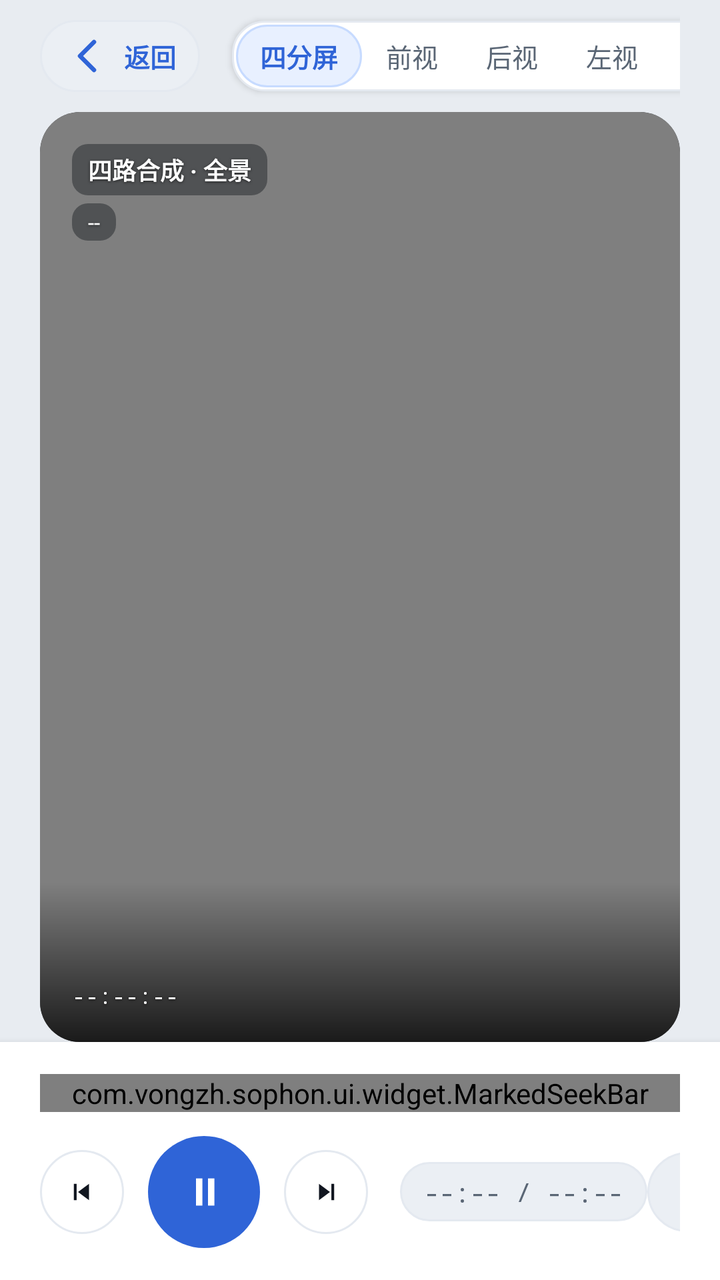
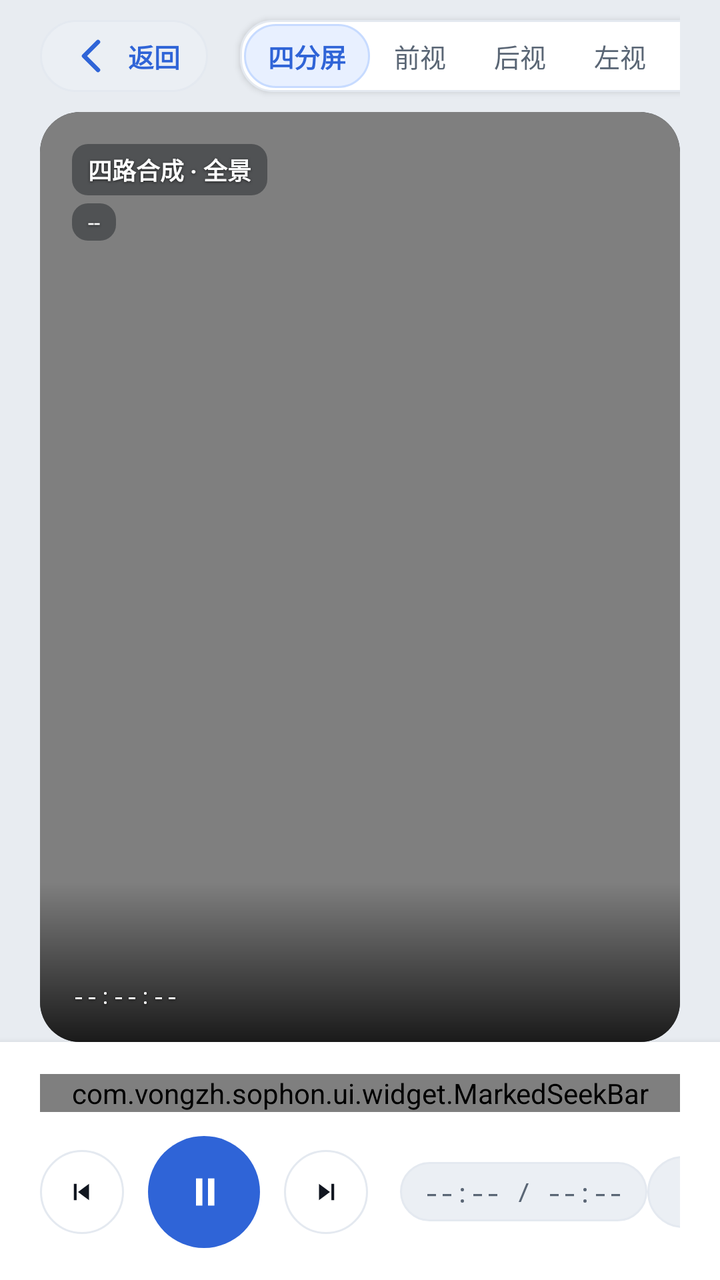

Compare the two renders of this Android layout. The source of the first and the diff that turns it into the second are given below.
<!-- AndroidManifest.xml: application theme Theme.Sophon -->
<!-- res/layout/activity_quad_sync_player.xml -->
<?xml version="1.0" encoding="utf-8"?>
<LinearLayout xmlns:android="http://schemas.android.com/apk/res/android"
    android:layout_width="match_parent"
    android:layout_height="match_parent"
    android:background="@color/sp_page"
    android:orientation="vertical">

    
    <LinearLayout
        android:layout_width="match_parent"
        android:layout_height="56dp"
        android:gravity="center_vertical"
        android:orientation="horizontal"
        android:paddingStart="@dimen/sp_s_20"
        android:paddingEnd="@dimen/sp_s_20">

        <TextView
            android:id="@+id/btn_player_back"
            android:layout_width="wrap_content"
            android:layout_height="wrap_content"
            android:layout_marginEnd="@dimen/sp_s_16"
            android:background="@drawable/sp_bg_pill"
            android:drawableStart="@drawable/ic_action_back"
            android:drawablePadding="@dimen/sp_s_6"
            android:drawableTint="@color/sp_ac"
            android:gravity="center_vertical"
            android:paddingHorizontal="@dimen/sp_s_12"
            android:paddingVertical="@dimen/sp_s_6"
            android:text="返回"
            android:textColor="@color/sp_ac"
            android:textSize="@dimen/sp_t_label"
            android:textStyle="bold" />

        <LinearLayout
            android:layout_width="0dp"
            android:layout_height="wrap_content"
            android:layout_weight="1"
            android:orientation="vertical">

            <TextView
                android:id="@+id/tv_player_title"
                android:layout_width="wrap_content"
                android:layout_height="wrap_content"
                android:text="四路同步事件回放"
                android:textColor="@color/sp_tx"
                android:textSize="@dimen/sp_t_subtitle"
                android:textStyle="bold" />

            <TextView
                android:id="@+id/tv_player_subtitle"
                android:layout_width="wrap_content"
                android:layout_height="wrap_content"
                android:layout_marginTop="2dp"
                android:text="等待载入视频源"
                android:textAppearance="@style/TextAppearance.Sophon.Caption" />
        </LinearLayout>

        
        <LinearLayout
            android:layout_width="wrap_content"
            android:layout_height="wrap_content"
            android:background="@drawable/sp_bg_card"
            android:elevation="@dimen/sp_elev_1"
            android:orientation="horizontal"
            android:padding="2dp">

            <TextView
                android:id="@+id/btn_view_quad"
                android:layout_width="wrap_content"
                android:layout_height="wrap_content"
                android:background="@drawable/sp_bg_pill_accent"
                android:paddingHorizontal="@dimen/sp_s_12"
                android:paddingVertical="@dimen/sp_s_6"
                android:text="四分屏"
                android:textColor="@color/sp_ac"
                android:textSize="@dimen/sp_t_label"
                android:textStyle="bold" />

            <TextView
                android:id="@+id/btn_view_front"
                android:layout_width="wrap_content"
                android:layout_height="wrap_content"
                android:paddingHorizontal="@dimen/sp_s_12"
                android:paddingVertical="@dimen/sp_s_6"
                android:text="前视"
                android:textColor="@color/sp_tx2"
                android:textSize="@dimen/sp_t_label" />

            <TextView
                android:id="@+id/btn_view_back"
                android:layout_width="wrap_content"
                android:layout_height="wrap_content"
                android:paddingHorizontal="@dimen/sp_s_12"
                android:paddingVertical="@dimen/sp_s_6"
                android:text="后视"
                android:textColor="@color/sp_tx2"
                android:textSize="@dimen/sp_t_label" />

            <TextView
                android:id="@+id/btn_view_left"
                android:layout_width="wrap_content"
                android:layout_height="wrap_content"
                android:paddingHorizontal="@dimen/sp_s_12"
                android:paddingVertical="@dimen/sp_s_6"
                android:text="左视"
                android:textColor="@color/sp_tx2"
                android:textSize="@dimen/sp_t_label" />

            <TextView
                android:id="@+id/btn_view_right"
                android:layout_width="wrap_content"
                android:layout_height="wrap_content"
                android:paddingHorizontal="@dimen/sp_s_12"
                android:paddingVertical="@dimen/sp_s_6"
                android:text="右视"
                android:textColor="@color/sp_tx2"
                android:textSize="@dimen/sp_t_label" />
        </LinearLayout>
    </LinearLayout>

    
    <FrameLayout
        android:id="@+id/player_video_container"
        android:layout_width="match_parent"
        android:layout_height="0dp"
        android:layout_marginHorizontal="@dimen/sp_s_20"
        android:layout_weight="1"
        android:background="@drawable/sp_bg_quad_frame"
        android:clipToOutline="true">

        <VideoView
            android:id="@+id/video_view_main"
            android:layout_width="match_parent"
            android:layout_height="match_parent"
            android:layout_gravity="center" />

        
        <LinearLayout
            android:layout_width="match_parent"
            android:layout_height="wrap_content"
            android:layout_marginStart="@dimen/sp_s_16"
            android:layout_marginTop="@dimen/sp_s_16"
            android:orientation="vertical">

            <TextView
                android:id="@+id/tv_player_osd_cam"
                android:layout_width="wrap_content"
                android:layout_height="wrap_content"
                android:background="@drawable/sp_bg_osd_chip"
                android:paddingHorizontal="@dimen/sp_s_8"
                android:paddingVertical="@dimen/sp_s_4"
                android:text="四路合成 · 全景"
                android:textAppearance="@style/TextAppearance.Sophon.Osd"
                android:textStyle="bold" />

            <TextView
                android:id="@+id/tv_player_osd_specs"
                android:layout_width="wrap_content"
                android:layout_height="wrap_content"
                android:layout_marginTop="@dimen/sp_s_4"
                android:background="@drawable/sp_bg_osd_chip"
                android:paddingHorizontal="@dimen/sp_s_8"
                android:paddingVertical="@dimen/sp_s_2"
                android:text="--"
                android:textAppearance="@style/TextAppearance.Sophon.Osd"
                android:textSize="@dimen/sp_t_micro" />
        </LinearLayout>

        
        <View
            android:layout_width="match_parent"
            android:layout_height="80dp"
            android:layout_gravity="bottom"
            android:background="@drawable/sp_grad_bottom_scrim" />

        
        <TextView
            android:id="@+id/tv_player_osd_timestamp"
            android:layout_width="wrap_content"
            android:layout_height="wrap_content"
            android:layout_gravity="bottom|start"
            android:layout_marginStart="@dimen/sp_s_16"
            android:layout_marginBottom="@dimen/sp_s_16"
            android:fontFamily="monospace"
            android:text="--:--:--"
            android:textAppearance="@style/TextAppearance.Sophon.Osd"
            android:textSize="@dimen/sp_t_micro" />
    </FrameLayout>

    
    <LinearLayout
        android:layout_width="match_parent"
        android:layout_height="wrap_content"
        android:background="@color/sp_surf"
        android:elevation="@dimen/sp_elev_2"
        android:orientation="vertical"
        android:paddingHorizontal="@dimen/sp_s_20"
        android:paddingTop="@dimen/sp_s_16"
        android:paddingBottom="@dimen/sp_s_16">

        
        <com.vongzh.sophon.ui.widget.MarkedSeekBar
            android:id="@+id/player_seek_bar"
            android:layout_width="match_parent"
            android:layout_height="wrap_content" />

        
        <LinearLayout
            android:layout_width="match_parent"
            android:layout_height="wrap_content"
            android:layout_marginTop="@dimen/sp_s_12"
            android:gravity="center_vertical"
            android:orientation="horizontal">

            <ImageView
                android:id="@+id/btn_prev_marker"
                android:layout_width="@dimen/sp_glass_btn"
                android:layout_height="@dimen/sp_glass_btn"
                android:background="@drawable/sp_bg_circle_glass"
                android:contentDescription="上一个标记"
                android:foreground="?android:attr/selectableItemBackgroundBorderless"
                android:padding="14dp"
                android:src="@drawable/ic_media_prev"
                android:tint="@color/sp_tx" />

            <ImageView
                android:id="@+id/btn_play_pause"
                android:layout_width="56dp"
                android:layout_height="56dp"
                android:layout_marginHorizontal="@dimen/sp_s_12"
                android:background="@drawable/sp_bg_circle_btn"
                android:contentDescription="播放 / 暂停"
                android:foreground="?android:attr/selectableItemBackgroundBorderless"
                android:padding="16dp"
                android:src="@drawable/ic_media_pause"
                android:tint="@color/sp_osd_tx" />

            <ImageView
                android:id="@+id/btn_next_marker"
                android:layout_width="@dimen/sp_glass_btn"
                android:layout_height="@dimen/sp_glass_btn"
                android:background="@drawable/sp_bg_circle_glass"
                android:contentDescription="下一个标记"
                android:foreground="?android:attr/selectableItemBackgroundBorderless"
                android:padding="14dp"
                android:src="@drawable/ic_media_next"
                android:tint="@color/sp_tx" />

            <TextView
                android:id="@+id/tv_time_progress"
                android:layout_width="wrap_content"
                android:layout_height="wrap_content"
                android:layout_marginStart="@dimen/sp_s_16"
                android:background="@drawable/sp_bg_pill"
                android:fontFamily="monospace"
                android:paddingHorizontal="@dimen/sp_s_12"
                android:paddingVertical="@dimen/sp_s_6"
                android:text="--:-- / --:--"
                android:textAppearance="@style/TextAppearance.Sophon.Label" />

            <View
                android:layout_width="0dp"
                android:layout_height="1dp"
                android:layout_weight="1" />

            <TextView
                android:id="@+id/btn_clip_video"
                android:layout_width="wrap_content"
                android:layout_height="wrap_content"
                android:layout_marginEnd="@dimen/sp_s_12"
                android:background="@drawable/sp_bg_pill"
                android:drawableStart="@drawable/ic_clip_scissors"
                android:drawablePadding="@dimen/sp_s_6"
                android:drawableTint="@color/sp_ac"
                android:paddingHorizontal="@dimen/sp_s_16"
                android:paddingVertical="@dimen/sp_s_8"
                android:text="截取取证"
                android:textColor="@color/sp_ac"
                android:textSize="@dimen/sp_t_label"
                android:textStyle="bold" />

            <TextView
                android:id="@+id/btn_play_speed"
                android:layout_width="wrap_content"
                android:layout_height="wrap_content"
                android:background="@drawable/sp_bg_pill"
                android:paddingHorizontal="@dimen/sp_s_16"
                android:paddingVertical="@dimen/sp_s_8"
                android:text="1.0x"
                android:textColor="@color/sp_tx2"
                android:textSize="@dimen/sp_t_label"
                android:textStyle="bold" />
        </LinearLayout>
    </LinearLayout>

</LinearLayout>
<!-- resources referenced by this layout -->
<resources>
  <color name="sp_ac">#FF2F64D7</color>
  <color name="sp_osd_tx">#FFFFFFFF</color>
  <color name="sp_page">#FFE8ECF1</color>
  <color name="sp_surf">#FFFFFFFF</color>
  <color name="sp_tx">#FF111620</color>
  <color name="sp_tx2">#FF5A6675</color>
  <dimen name="sp_elev_1">2dp</dimen>
  <dimen name="sp_elev_2">6dp</dimen>
  <dimen name="sp_glass_btn">42dp</dimen>
  <dimen name="sp_s_12">12dp</dimen>
  <dimen name="sp_s_16">16dp</dimen>
  <dimen name="sp_s_2">2dp</dimen>
  <dimen name="sp_s_20">20dp</dimen>
  <dimen name="sp_s_4">4dp</dimen>
  <dimen name="sp_s_6">6dp</dimen>
  <dimen name="sp_s_8">8dp</dimen>
  <dimen name="sp_t_label">13sp</dimen>
  <dimen name="sp_t_micro">11sp</dimen>
  <dimen name="sp_t_subtitle">15sp</dimen>
  <!-- drawable sp_bg_circle_btn (drawable) -->
  <?xml version="1.0" encoding="utf-8"?>
  <ripple xmlns:android="http://schemas.android.com/apk/res/android"
      android:color="@color/sp_acring">
      <item>
          <shape android:shape="oval">
              <solid android:color="@color/sp_ac" />
          </shape>
      </item>
  </ripple>
  <!-- drawable sp_bg_osd_chip (drawable) -->
  <?xml version="1.0" encoding="utf-8"?>
  <shape xmlns:android="http://schemas.android.com/apk/res/android"
      android:shape="rectangle">
      <corners android:radius="@dimen/sp_r_chip" />
      <solid android:color="@color/sp_osd_bg" />
  </shape>
  <!-- drawable sp_bg_pill (drawable) -->
  <?xml version="1.0" encoding="utf-8"?>
  <shape xmlns:android="http://schemas.android.com/apk/res/android"
      android:shape="rectangle">
      <corners android:radius="@dimen/sp_r_pill" />
      <solid android:color="@color/sp_surf3" />
      <stroke
          android:width="1dp"
          android:color="@color/sp_line" />
  </shape>
  <!-- drawable sp_bg_pill_accent (drawable) -->
  <?xml version="1.0" encoding="utf-8"?>
  <shape xmlns:android="http://schemas.android.com/apk/res/android"
      android:shape="rectangle">
      <corners android:radius="@dimen/sp_r_pill" />
      <solid android:color="@color/sp_acbg" />
      <stroke
          android:width="1dp"
          android:color="@color/sp_acln" />
  </shape>
  <!-- drawable sp_bg_quad_frame (drawable) -->
  <?xml version="1.0" encoding="utf-8"?>
  <shape xmlns:android="http://schemas.android.com/apk/res/android"
      android:shape="rectangle">
      <corners android:radius="@dimen/sp_r_quad" />
      <solid android:color="@color/sp_quad_seam" />
  </shape>
  <!-- drawable sp_grad_bottom_scrim (drawable) -->
  <?xml version="1.0" encoding="utf-8"?>
  <shape xmlns:android="http://schemas.android.com/apk/res/android"
      android:shape="rectangle">
      <gradient
          android:angle="270"
          android:endColor="#CC000000"
          android:startColor="#00000000" />
  </shape>
  <style name="TextAppearance.Sophon.Caption" parent="android:TextAppearance">
          <item name="android:textSize">@dimen/sp_t_caption</item>
          <item name="android:textColor">@color/sp_tx3</item>
      </style>
  <style name="TextAppearance.Sophon.Label" parent="android:TextAppearance">
          <item name="android:textSize">@dimen/sp_t_label</item>
          <item name="android:textColor">@color/sp_tx2</item>
      </style>
  <color name="flyme_cyan">@color/sp_ac</color>
  <dimen name="sp_r_card">16dp</dimen>
  <color name="sp_line">#FFE4E9F0</color>
  <color name="sp_acring">#333572F4</color>
  <color name="sp_glass">#CCFFFFFF</color>
  <dimen name="sp_r_chip">8dp</dimen>
  <color name="sp_osd_bg">#660A0F16</color>
  <dimen name="sp_r_pill">100dp</dimen>
  <color name="sp_surf3">#FFEBEFF4</color>
  <color name="sp_acbg">#FFE8F0FF</color>
  <color name="sp_acln">#FFC7DBFF</color>
  <dimen name="sp_r_quad">20dp</dimen>
  <color name="sp_quad_seam">#FF0A0F16</color>
  <dimen name="sp_t_caption">12sp</dimen>
  <color name="sp_tx3">#FF636B78</color>
  <color name="sp_ac2">#FF2557C8</color>
  <color name="sp_dg">#FFD92D20</color>
  <!-- unchanged entries left out for length: 9 -->
</resources>

<!-- the commit's change to res/layout/activity_quad_sync_player.xml (unified diff, before → after) -->
@@ -17,15 +17,14 @@
         <TextView
             android:id="@+id/btn_player_back"
             android:layout_width="wrap_content"
-            android:layout_height="wrap_content"
+            android:layout_height="36dp"
             android:layout_marginEnd="@dimen/sp_s_16"
             android:background="@drawable/sp_bg_pill"
             android:drawableStart="@drawable/ic_action_back"
             android:drawablePadding="@dimen/sp_s_6"
             android:drawableTint="@color/sp_ac"
-            android:gravity="center_vertical"
-            android:paddingHorizontal="@dimen/sp_s_12"
-            android:paddingVertical="@dimen/sp_s_6"
+            android:gravity="center"
+            android:paddingHorizontal="@dimen/sp_s_14"
             android:text="返回"
             android:textColor="@color/sp_ac"
             android:textSize="@dimen/sp_t_label"
@@ -58,7 +57,8 @@
         
         <LinearLayout
             android:layout_width="wrap_content"
-            android:layout_height="wrap_content"
+            android:layout_height="36dp"
+            android:gravity="center_vertical"
             android:background="@drawable/sp_bg_card"
             android:elevation="@dimen/sp_elev_1"
             android:orientation="horizontal"
@@ -67,10 +67,10 @@
             <TextView
                 android:id="@+id/btn_view_quad"
                 android:layout_width="wrap_content"
-                android:layout_height="wrap_content"
+                android:layout_height="match_parent"
+                android:gravity="center"
                 android:background="@drawable/sp_bg_pill_accent"
                 android:paddingHorizontal="@dimen/sp_s_12"
-                android:paddingVertical="@dimen/sp_s_6"
                 android:text="四分屏"
                 android:textColor="@color/sp_ac"
                 android:textSize="@dimen/sp_t_label"
@@ -79,9 +79,9 @@
             <TextView
                 android:id="@+id/btn_view_front"
                 android:layout_width="wrap_content"
-                android:layout_height="wrap_content"
-                android:paddingHorizontal="@dimen/sp_s_12"
-                android:paddingVertical="@dimen/sp_s_6"
+                android:layout_height="match_parent"
+                android:gravity="center"
+                android:paddingHorizontal="@dimen/sp_s_12"
                 android:text="前视"
                 android:textColor="@color/sp_tx2"
                 android:textSize="@dimen/sp_t_label" />
@@ -89,9 +89,9 @@
             <TextView
                 android:id="@+id/btn_view_back"
                 android:layout_width="wrap_content"
-                android:layout_height="wrap_content"
-                android:paddingHorizontal="@dimen/sp_s_12"
-                android:paddingVertical="@dimen/sp_s_6"
+                android:layout_height="match_parent"
+                android:gravity="center"
+                android:paddingHorizontal="@dimen/sp_s_12"
                 android:text="后视"
                 android:textColor="@color/sp_tx2"
                 android:textSize="@dimen/sp_t_label" />
@@ -99,9 +99,9 @@
             <TextView
                 android:id="@+id/btn_view_left"
                 android:layout_width="wrap_content"
-                android:layout_height="wrap_content"
-                android:paddingHorizontal="@dimen/sp_s_12"
-                android:paddingVertical="@dimen/sp_s_6"
+                android:layout_height="match_parent"
+                android:gravity="center"
+                android:paddingHorizontal="@dimen/sp_s_12"
                 android:text="左视"
                 android:textColor="@color/sp_tx2"
                 android:textSize="@dimen/sp_t_label" />
@@ -109,9 +109,9 @@
             <TextView
                 android:id="@+id/btn_view_right"
                 android:layout_width="wrap_content"
-                android:layout_height="wrap_content"
-                android:paddingHorizontal="@dimen/sp_s_12"
-                android:paddingVertical="@dimen/sp_s_6"
+                android:layout_height="match_parent"
+                android:gravity="center"
+                android:paddingHorizontal="@dimen/sp_s_12"
                 android:text="右视"
                 android:textColor="@color/sp_tx2"
                 android:textSize="@dimen/sp_t_label" />
@@ -267,13 +267,14 @@
                 android:id="@+id/btn_clip_video"
                 android:layout_width="wrap_content"
                 android:layout_height="wrap_content"
+                android:minHeight="36dp"
+                android:gravity="center"
                 android:layout_marginEnd="@dimen/sp_s_12"
                 android:background="@drawable/sp_bg_pill"
                 android:drawableStart="@drawable/ic_clip_scissors"
                 android:drawablePadding="@dimen/sp_s_6"
                 android:drawableTint="@color/sp_ac"
                 android:paddingHorizontal="@dimen/sp_s_16"
-                android:paddingVertical="@dimen/sp_s_8"
                 android:text="截取取证"
                 android:textColor="@color/sp_ac"
                 android:textSize="@dimen/sp_t_label"
@@ -283,9 +284,10 @@
                 android:id="@+id/btn_play_speed"
                 android:layout_width="wrap_content"
                 android:layout_height="wrap_content"
+                android:minHeight="36dp"
+                android:gravity="center"
                 android:background="@drawable/sp_bg_pill"
                 android:paddingHorizontal="@dimen/sp_s_16"
-                android:paddingVertical="@dimen/sp_s_8"
                 android:text="1.0x"
                 android:textColor="@color/sp_tx2"
                 android:textSize="@dimen/sp_t_label"
<!-- resource entries referenced after the edit -->
@@ -10,6 +10,7 @@
   <dimen name="sp_elev_2">6dp</dimen>
   <dimen name="sp_glass_btn">42dp</dimen>
   <dimen name="sp_s_12">12dp</dimen>
+  <dimen name="sp_s_14">14dp</dimen>
   <dimen name="sp_s_16">16dp</dimen>
   <dimen name="sp_s_2">2dp</dimen>
   <dimen name="sp_s_20">20dp</dimen>
